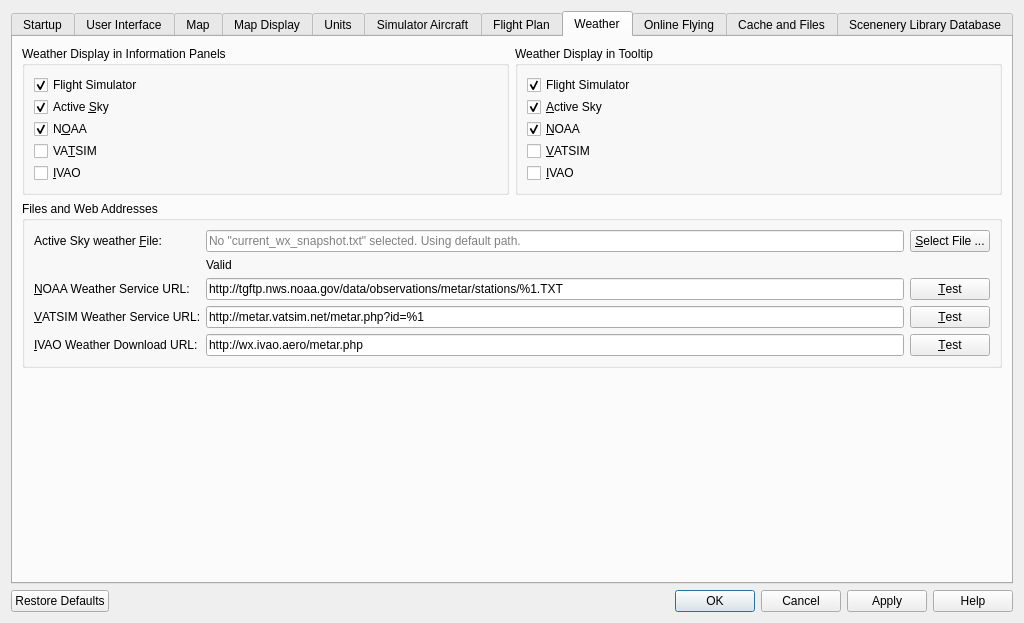
Old version of the form src/options/options.ui in the repository albar965/littlenavmap.
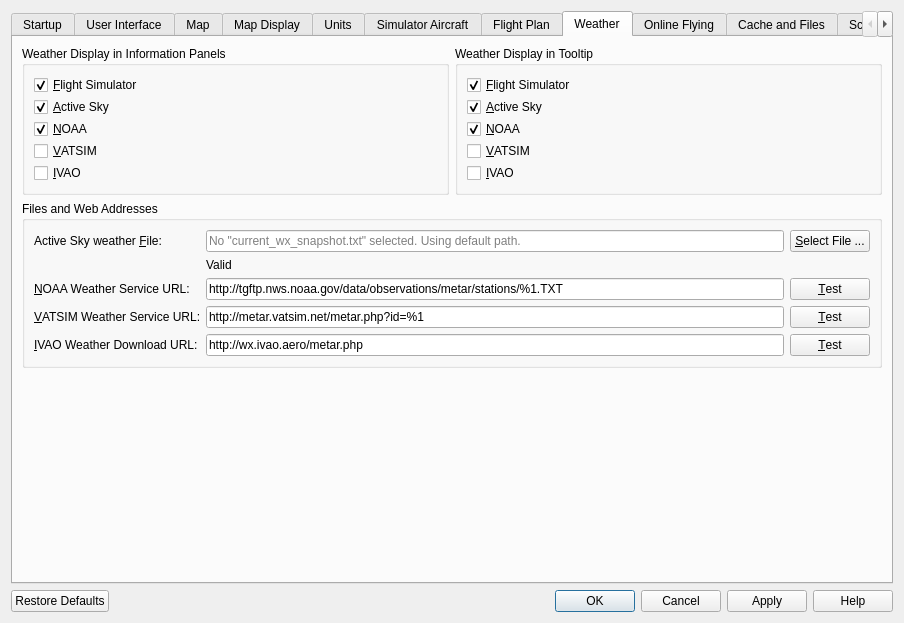
New version of the form. The open tabs and pages were chosen to show the change.

Commit message: Added optional weather display to map showing lowest coverage, wind direction, wind speed (barbs) and flight rules (color coding). Showing flight rules in information window and tooltip. Added submenus to view menu since it got too big. Added map weather selection for all supported weather sources in menu view. All #6

```diff
--- a/src/options/options.ui
+++ b/src/options/options.ui
@@ -6,7 +6,7 @@
    <rect>
     <x>0</x>
     <y>0</y>
-    <width>1024</width>
+    <width>904</width>
     <height>623</height>
    </rect>
   </property>
@@ -2543,7 +2543,7 @@
              <string>Display current weather from the flight simulator when connected. </string>
             </property>
             <property name="text">
-             <string>Flight Simulator</string>
+             <string>&amp;Flight Simulator</string>
             </property>
             <property name="checked">
              <bool>true</bool>
@@ -2578,7 +2578,7 @@
           <item row="1" column="0">
            <widget class="QCheckBox" name="checkBoxOptionsWeatherInfoAsn">
             <property name="text">
-             <string>Active &amp;Sky</string>
+             <string>&amp;Active Sky</string>
             </property>
             <property name="checked">
              <bool>true</bool>
@@ -2588,7 +2588,7 @@
           <item row="3" column="0">
            <widget class="QCheckBox" name="checkBoxOptionsWeatherInfoNoaa">
             <property name="text">
-             <string>N&amp;OAA</string>
+             <string>&amp;NOAA</string>
             </property>
             <property name="checked">
              <bool>true</bool>
@@ -2598,7 +2598,7 @@
           <item row="4" column="0">
            <widget class="QCheckBox" name="checkBoxOptionsWeatherInfoVatsim">
             <property name="text">
-             <string>VA&amp;TSIM</string>
+             <string>&amp;VATSIM</string>
             </property>
             <property name="checked">
              <bool>false</bool>
@@ -2611,7 +2611,7 @@
              <string>Display current weather from the flight simulator when connected. </string>
             </property>
             <property name="text">
-             <string>Flight Simulator</string>
+             <string>&amp;Flight Simulator</string>
             </property>
             <property name="checked">
              <bool>true</bool>
```
Left out of the diff: 26 changed lines with no effect on the pictures. The commit also changes 27 other files.
